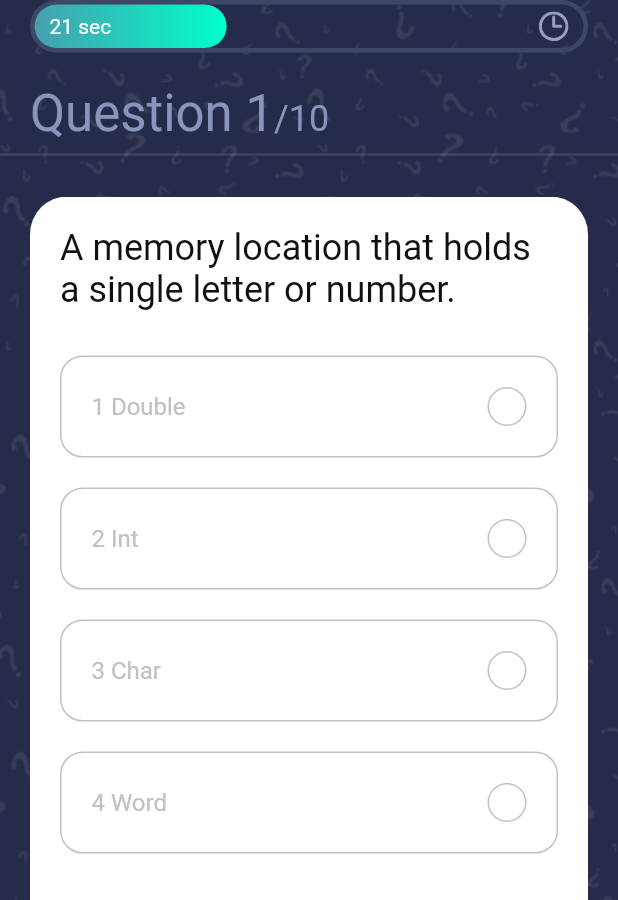
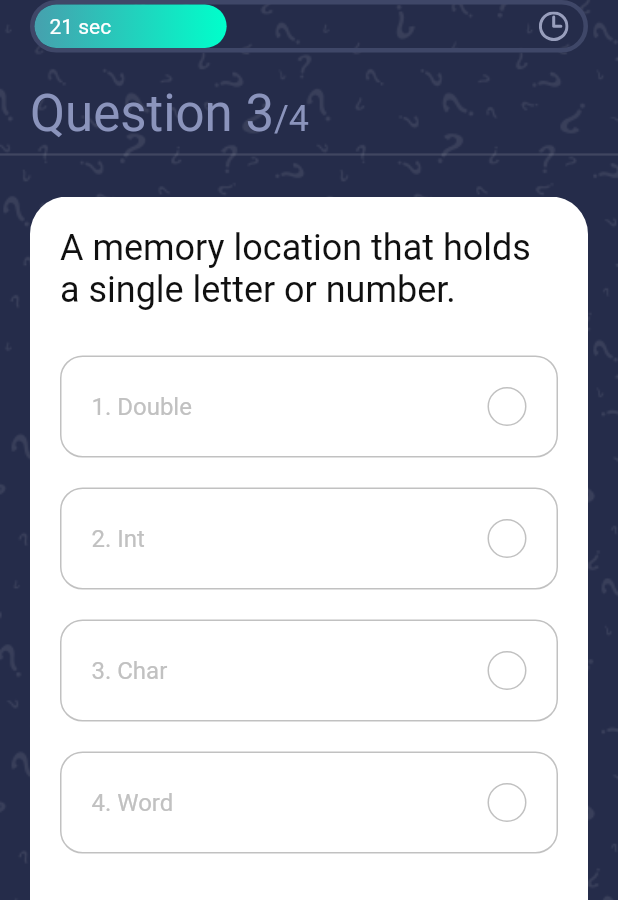
Before and after one commit to AhmedEnnaime/QuizAnime, a Flutter app: the Body widget shown alone on an empty page, opened directly, swiped to page 3, on a phone screen of 412 x 824 dp. Shown: the top 900 px of the screen. Run offline on Flutter 3.47's test engine with Material 2 defaults, Android fonts, the phone set to English and light mode, and no system bars; our stand-ins replace get, websafe_svg.

Commit message:
feat: :sparkles: switched to dynamic stuff

```diff
--- a/lib/controllers/questionController.dart
+++ b/lib/controllers/questionController.dart
@@ -8,6 +8,9 @@ class QuestionController extends GetxController
   late AnimationController _animationController;
   late Animation<double> _animation;
   Animation<double> get animation => this._animation;
+
+  late PageController _pageController;
+  PageController get pageController => this._pageController;
 
   List<Question> _questions = OnePiece.map((question) => Question(
       id: question['id'],
@@ -40,8 +43,17 @@ class QuestionController extends GetxController
       ..addListener(() {
         update();
       });
-    _animationController.forward();
+    _animationController.forward().whenComplete(nextQuestion);
+
+    _pageController = PageController();
     super.onInit();
+  }
+
+  @override
+  void onClose() {
+    super.onClose();
+    _animationController.dispose();
+    _pageController.dispose();
   }
 
   void checkAns(Question question, int selectedIndex) {
@@ -53,5 +65,25 @@ class QuestionController extends GetxController
 
     _animationController.stop();
     update();
+
+    Future.delayed(Duration(seconds: 3), () {
+      nextQuestion();
+    });
+  }
+
+  void nextQuestion() {
+    if (_questionNumber.value != _questions.length) {
+      _isAnswered = false;
+      _pageController.nextPage(
+          duration: Duration(milliseconds: 250), curve: Curves.ease);
+
+      _animationController.reset();
+
+      _animationController.forward().whenComplete(nextQuestion);
+    }
+  }
+
+  void updateTheQnNum(int index) {
+    _questionNumber.value = index + 1;
   }
 }
--- a/lib/views/quiz.dart
+++ b/lib/views/quiz.dart
@@ -1,4 +1,6 @@
 import 'package:flutter/material.dart';
+import 'package:get/get.dart';
+import 'package:quizz_anime/controllers/questionController.dart';
 
 import '../widgets/body.dart';
 
@@ -7,6 +9,7 @@ class QuizPage extends StatelessWidget {
 
   @override
   Widget build(BuildContext context) {
+    QuestionController _controller = Get.put(QuestionController());
     return Scaffold(
       extendBodyBehindAppBar: true,
       appBar: AppBar(
@@ -15,7 +18,7 @@ class QuizPage extends StatelessWidget {
         automaticallyImplyLeading: false,
         actions: [
           TextButton(
-              onPressed: () {},
+              onPressed: _controller.nextQuestion,
               child: Text(
                 "Skip",
                 style:
--- a/lib/widgets/body.dart
+++ b/lib/widgets/body.dart
@@ -34,21 +34,24 @@ class Body extends StatelessWidget {
                 Padding(
                     padding:
                         const EdgeInsets.symmetric(horizontal: kDefaultPadding),
-                  child: Text.rich(TextSpan(
-                      text: "Question 1",
+                    child: Obx(
+                      () => Text.rich(TextSpan(
+                          text:
+                              "Question ${_questionController.questionNumber.value}",
                           style: Theme.of(context)
                               .textTheme
                               .headlineMedium
                               ?.copyWith(color: kSecondaryColor),
                           children: [
                             TextSpan(
-                            text: "/10",
+                                text:
+                                    "/${_questionController.questions.length}",
                                 style: Theme.of(context)
                                     .textTheme
                                     .headlineSmall
                                     ?.copyWith(color: kSecondaryColor))
                           ])),
-                ),
+                    )),
                 Divider(
                   thickness: 1.5,
                 ),
@@ -57,6 +60,9 @@ class Body extends StatelessWidget {
                 ),
                 Expanded(
                     child: PageView.builder(
+                  physics: NeverScrollableScrollPhysics(),
+                  controller: _questionController.pageController,
+                  onPageChanged: _questionController.updateTheQnNum,
                   itemCount: _questionController.questions.length,
                   itemBuilder: (context, index) => QuestionCard(
                     question: _questionController.questions[index],
--- a/lib/widgets/option.dart
+++ b/lib/widgets/option.dart
@@ -32,6 +32,10 @@ class Option extends StatelessWidget {
             return kGrayColor;
           }
 
+          IconData getTheRightIcon() {
+            return getTheRightColor() == kRedColor ? Icons.close : Icons.done;
+          }
+
           return InkWell(
             onTap: press,
             child: Container(
@@ -44,16 +48,25 @@ class Option extends StatelessWidget {
                 mainAxisAlignment: MainAxisAlignment.spaceBetween,
                 children: [
                   Text(
-                    "${index + 1} $text",
+                    "${index + 1}. $text",
                     style: TextStyle(color: getTheRightColor(), fontSize: 16),
                   ),
                   Container(
                     height: 26,
                     width: 26,
                     decoration: BoxDecoration(
+                      color: getTheRightColor() == kGrayColor
+                          ? Colors.transparent
+                          : getTheRightColor(),
                       borderRadius: BorderRadius.circular(50),
                       border: Border.all(color: getTheRightColor()),
                     ),
+                    child: getTheRightColor() == kGrayColor
+                        ? null
+                        : Icon(
+                            getTheRightIcon(),
+                            size: 16,
+                          ),
                   )
                 ],
               ),
```
Lines whose indentation alone changed are shown as unchanged.
